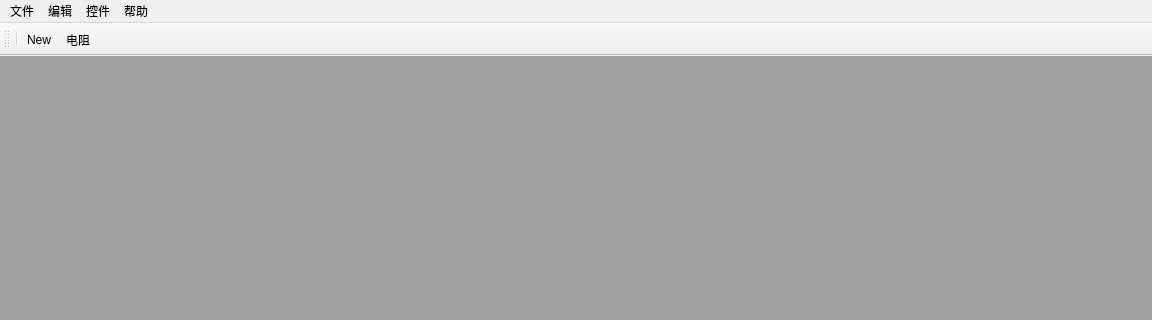
rienmu/NTPSC, file mainwindow.ui: the form before one commit; both pictures show x 0 to 1152 and y 0 to 320 of the 1152 by 668 pixel window.
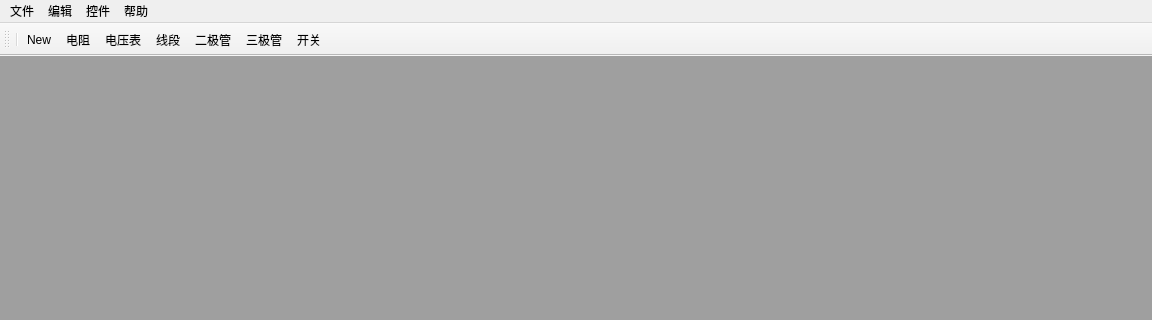
The form after the commit. Icons and pictures are not drawn.

```diff
--- a/mainwindow.ui
+++ b/mainwindow.ui
@@ -90,6 +90,11 @@
    <addaction name="separator"/>
    <addaction name="actionNew"/>
    <addaction name="actionRes"/>
+   <addaction name="actionVol"/>
+   <addaction name="actionli"/>
+   <addaction name="actionDiod"/>
+   <addaction name="actionGro"/>
+   <addaction name="actionAmp"/>
   </widget>
   <action name="actionnew">
    <property name="text">
@@ -200,6 +205,57 @@
     <bool>true</bool>
    </property>
   </action>
+  <action name="actionVol">
+   <property name="icon">
+    <iconset resource="src/img/iconimg.qrc">
+     <normaloff>:/img/icon/vol.png</normaloff>:/img/icon/vol.png</iconset>
+   </property>
+   <property name="text">
+    <string>电压表</string>
+   </property>
+   <property name="toolTip">
+    <string>电压表</string>
+   </property>
+  </action>
+  <action name="actionli">
+   <property name="icon">
+    <iconset resource="src/img/iconimg.qrc">
+     <normaloff>:/img/icon/li.png</normaloff>:/img/icon/li.png</iconset>
+   </property>
+   <property name="text">
+    <string>线段</string>
+   </property>
+   <property name="toolTip">
+    <string>线段</string>
+   </property>
+  </action>
+  <action name="actionDiod">
+   <property name="icon">
+    <iconset resource="src/img/iconimg.qrc">
+     <normaloff>:/img/icon/Diod.png</normaloff>:/img/icon/Diod.png</iconset>
+   </property>
+   <property name="text">
+    <string>二极管</string>
+   </property>
+  </action>
+  <action name="actionGro">
+   <property name="icon">
+    <iconset resource="src/img/iconimg.qrc">
+     <normaloff>:/img/icon/gro.png</normaloff>:/img/icon/gro.png</iconset>
+   </property>
+   <property name="text">
+    <string>三极管</string>
+   </property>
+  </action>
+  <action name="actionAmp">
+   <property name="icon">
+    <iconset resource="src/img/iconimg.qrc">
+     <normaloff>:/img/icon/amp.png</normaloff>:/img/icon/amp.png</iconset>
+   </property>
+   <property name="text">
+    <string>开关</string>
+   </property>
+  </action>
  </widget>
  <layoutdefault spacing="6" margin="11"/>
  <resources>
```
Left out of the diff: 6 changed lines with no effect on the pictures.
